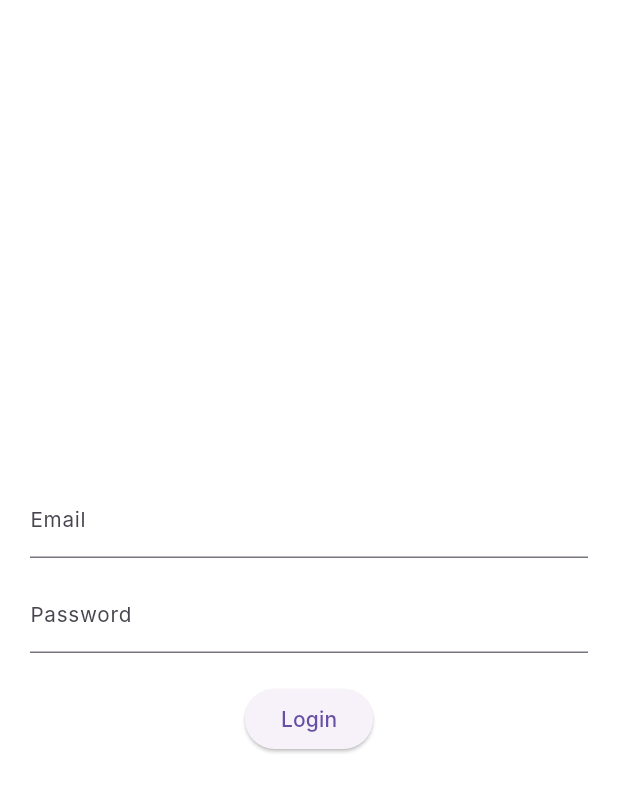
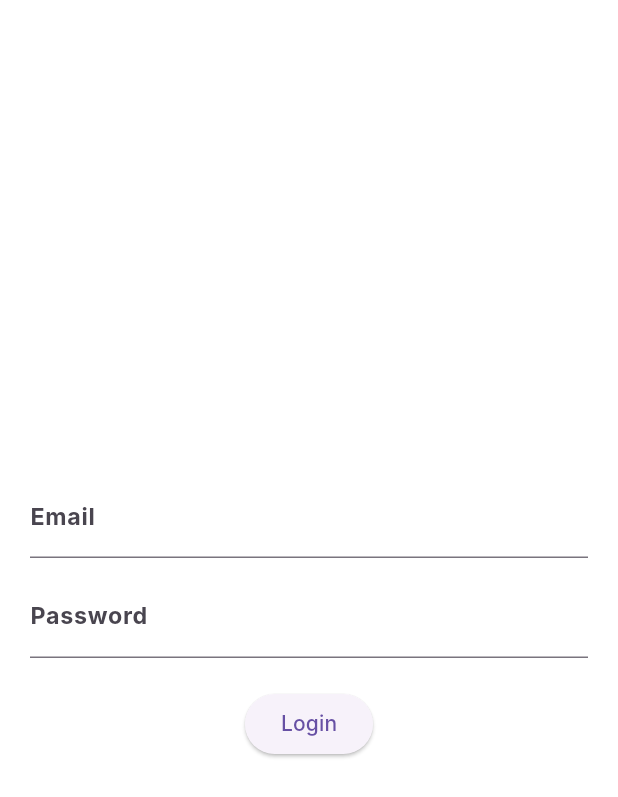
Before and after one commit to sudipeb/sangam, a Flutter app: the screen it shows after launch, on a phone screen of 412 x 824 dp. Shown: the top 797 px of the screen. Run offline on Flutter 3.47's test engine with Material 3 defaults, Android fonts, the phone set to English and light mode, and no system bars; our stand-ins replace auto_route, dio, equatable, flutter_bloc, flutter_screenutil, flutter_secure_storage and 3 more; accounts and stored records are empty; Roboto replaces fonts that are missing (Inter).

Commit message:
changed the fontsize

```diff
--- a/lib/core/theme/theme.dart
+++ b/lib/core/theme/theme.dart
@@ -42,13 +42,13 @@ class AppTheme {
         color: isDark ? Colors.white70 : Colors.black87,
       ),
       bodyLarge: TextStyle(
-        fontSize: 16.sp,
-        fontWeight: FontWeight.normal,
+        fontSize: 18.sp,
+        fontWeight: FontWeight.bold,
         color: isDark ? Colors.white70 : Colors.black87,
       ),
       bodyMedium: TextStyle(
         fontSize: 14.sp,
-        fontWeight: FontWeight.normal,
+        fontWeight: FontWeight.w600,
         color: isDark ? Colors.white60 : Colors.black54,
       ),
     );
```
